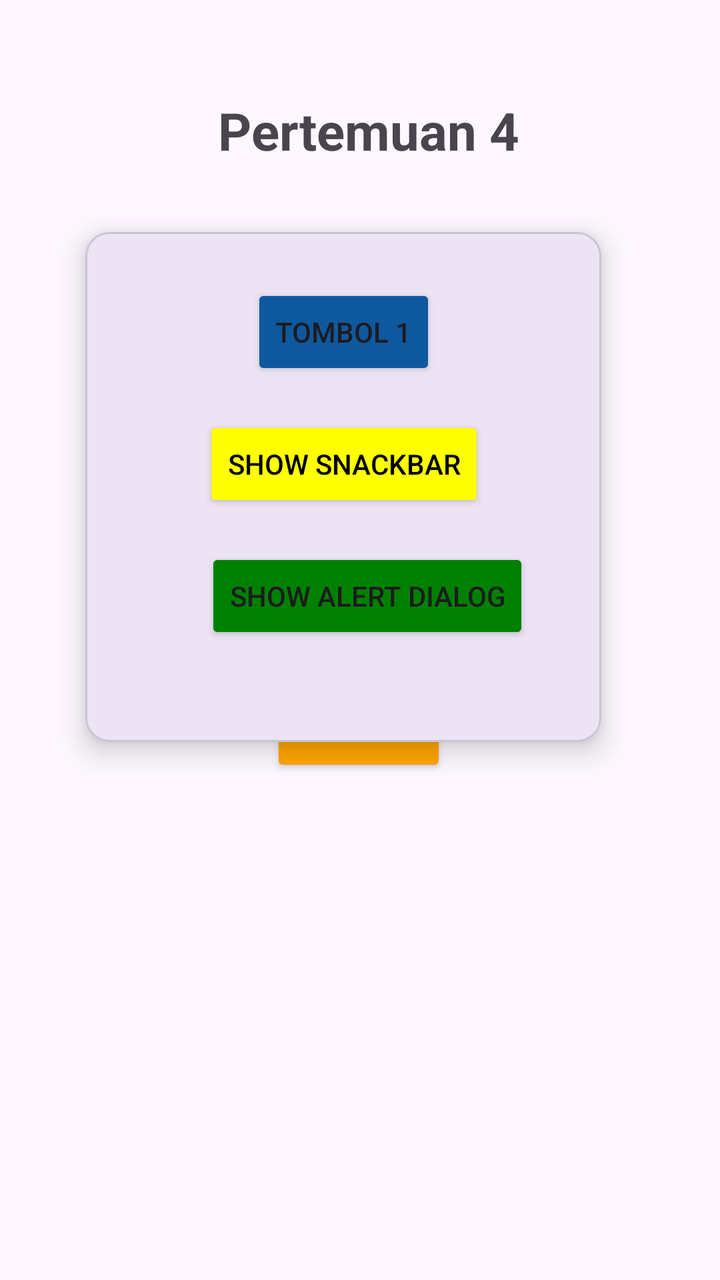
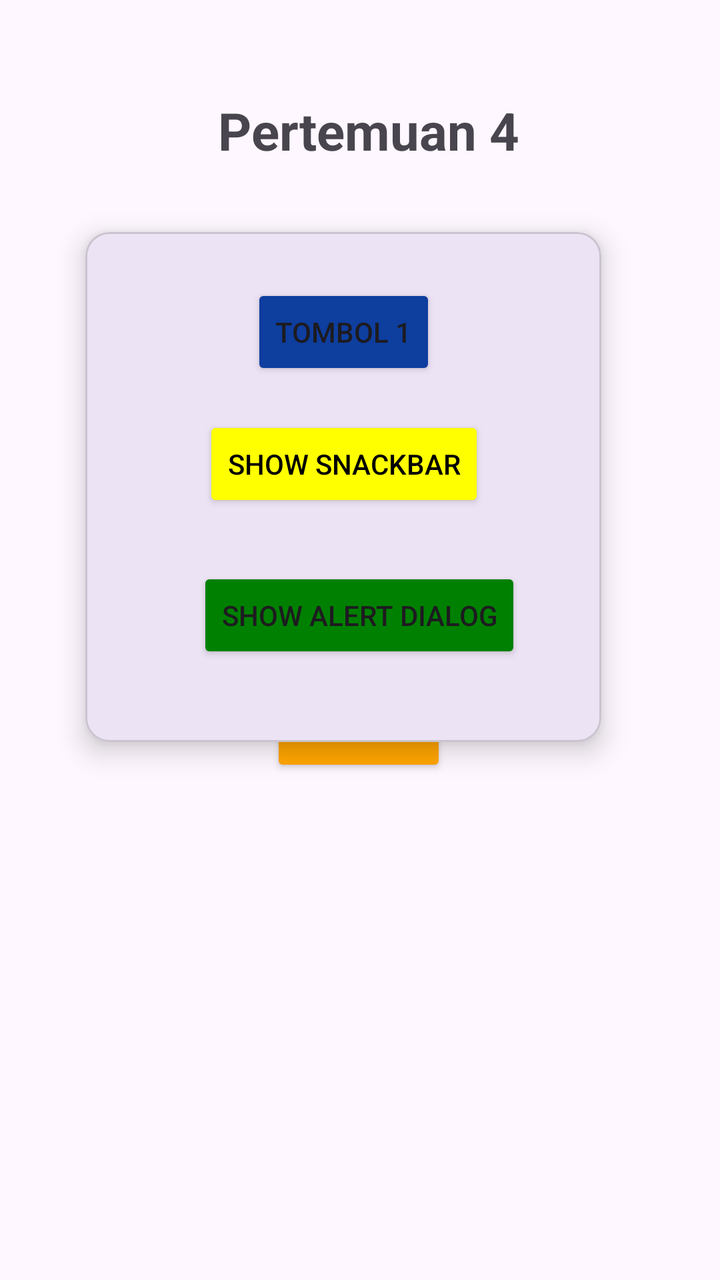

Compare the two renders of this Android layout. The source of the first and the diff that turns it into the second are given below.
<!-- AndroidManifest.xml: application theme Theme.Merkuriusendy -->
<!-- res/layout/activity_fourth.xml -->
<?xml version="1.0" encoding="utf-8"?>
<androidx.constraintlayout.widget.ConstraintLayout xmlns:android="http://schemas.android.com/apk/res/android"
    xmlns:app="http://schemas.android.com/apk/res-auto"
    xmlns:tools="http://schemas.android.com/tools"
    android:id="@+id/main"
    android:layout_width="match_parent"
    android:layout_height="match_parent"
    tools:context=".Pertemuan_4.FourthActivity">

    <com.google.android.material.card.MaterialCardView
        android:layout_width="258dp"
        android:layout_height="255dp"
        android:layout_marginTop="116dp"
        app:layout_constraintEnd_toEndOf="parent"
        app:layout_constraintHorizontal_bias="0.418"
        app:layout_constraintStart_toStartOf="parent"
        app:layout_constraintTop_toTopOf="parent"
        app:cardElevation="8dp">

        <androidx.constraintlayout.widget.ConstraintLayout
            android:layout_width="match_parent"
            android:layout_height="match_parent"
            android:layout_margin="10sp">

            <Button
                android:id="@+id/btn1"
                android:layout_width="wrap_content"
                android:layout_height="wrap_content"
                android:text="Tombol 1"
                android:backgroundTint="#0E589E"
                app:layout_constraintBottom_toBottomOf="parent"
                app:layout_constraintEnd_toEndOf="parent"
                app:layout_constraintStart_toStartOf="parent"
                app:layout_constraintTop_toTopOf="parent"
                app:layout_constraintVertical_bias="0.085" />

            <Button
                android:id="@+id/btnShowSnackbar"
                android:layout_width="wrap_content"
                android:layout_height="wrap_content"
                android:backgroundTint="#FFFF00"
                android:text="Show Snackbar"
                android:textColor="@color/black"
                app:layout_constraintBottom_toBottomOf="parent"
                app:layout_constraintEnd_toEndOf="parent"
                app:layout_constraintHorizontal_bias="0.505"
                app:layout_constraintStart_toStartOf="parent"
                app:layout_constraintTop_toTopOf="parent"
                app:layout_constraintVertical_bias="0.438" />

            <Button
                android:id="@+id/btnShowAlertDialog"
                android:layout_width="wrap_content"
                android:layout_height="wrap_content"
                android:backgroundTint="#008000"
                android:text="Show Alert Dialog"
                app:layout_constraintBottom_toBottomOf="parent"
                app:layout_constraintEnd_toEndOf="parent"
                app:layout_constraintHorizontal_bias="0.657"
                app:layout_constraintStart_toStartOf="parent"
                app:layout_constraintTop_toTopOf="parent"
                app:layout_constraintVertical_bias="0.791" />
        </androidx.constraintlayout.widget.ConstraintLayout>

    </com.google.android.material.card.MaterialCardView>

    <Button
        android:id="@+id/btnKembali"
        android:layout_width="wrap_content"
        android:layout_height="wrap_content"
        android:backgroundTint="#FFA500"
        android:text="Kembali"
        app:layout_constraintBottom_toBottomOf="parent"
        app:layout_constraintEnd_toEndOf="parent"
        app:layout_constraintHorizontal_bias="0.498"
        app:layout_constraintStart_toStartOf="parent"
        app:layout_constraintTop_toTopOf="parent"
        app:layout_constraintVertical_bias="0.575" />

    <TextView
        android:id="@+id/textView6"
        android:layout_width="wrap_content"
        android:layout_height="wrap_content"
        android:text="Pertemuan 4"
        android:textSize="26sp"
        android:textStyle="bold"
        app:layout_constraintBottom_toBottomOf="parent"
        app:layout_constraintEnd_toEndOf="parent"
        app:layout_constraintHorizontal_bias="0.521"
        app:layout_constraintStart_toStartOf="parent"
        app:layout_constraintTop_toTopOf="parent"
        app:layout_constraintVertical_bias="0.079" />
</androidx.constraintlayout.widget.ConstraintLayout>
<!-- resources referenced by this layout -->
<resources>
  <color name="black">#FF000000</color>
  <style name="Theme.Merkuriusendy" parent="Base.Theme.Merkuriusendy" />
  <style name="Base.Theme.Merkuriusendy" parent="Theme.Material3.DayNight.NoActionBar">
          
          
      </style>
</resources>

<!-- the commit's change to res/layout/activity_fourth.xml (unified diff, before → after) -->
@@ -27,7 +27,7 @@
                 android:layout_width="wrap_content"
                 android:layout_height="wrap_content"
                 android:text="Tombol 1"
-                android:backgroundTint="#0E589E"
+                android:backgroundTint="#0E3E9E"
                 app:layout_constraintBottom_toBottomOf="parent"
                 app:layout_constraintEnd_toEndOf="parent"
                 app:layout_constraintStart_toStartOf="parent"
@@ -56,10 +56,10 @@
                 android:text="Show Alert Dialog"
                 app:layout_constraintBottom_toBottomOf="parent"
                 app:layout_constraintEnd_toEndOf="parent"
-                app:layout_constraintHorizontal_bias="0.657"
+                app:layout_constraintHorizontal_bias="0.605"
                 app:layout_constraintStart_toStartOf="parent"
                 app:layout_constraintTop_toTopOf="parent"
-                app:layout_constraintVertical_bias="0.791" />
+                app:layout_constraintVertical_bias="0.844" />
         </androidx.constraintlayout.widget.ConstraintLayout>
 
     </com.google.android.material.card.MaterialCardView>
